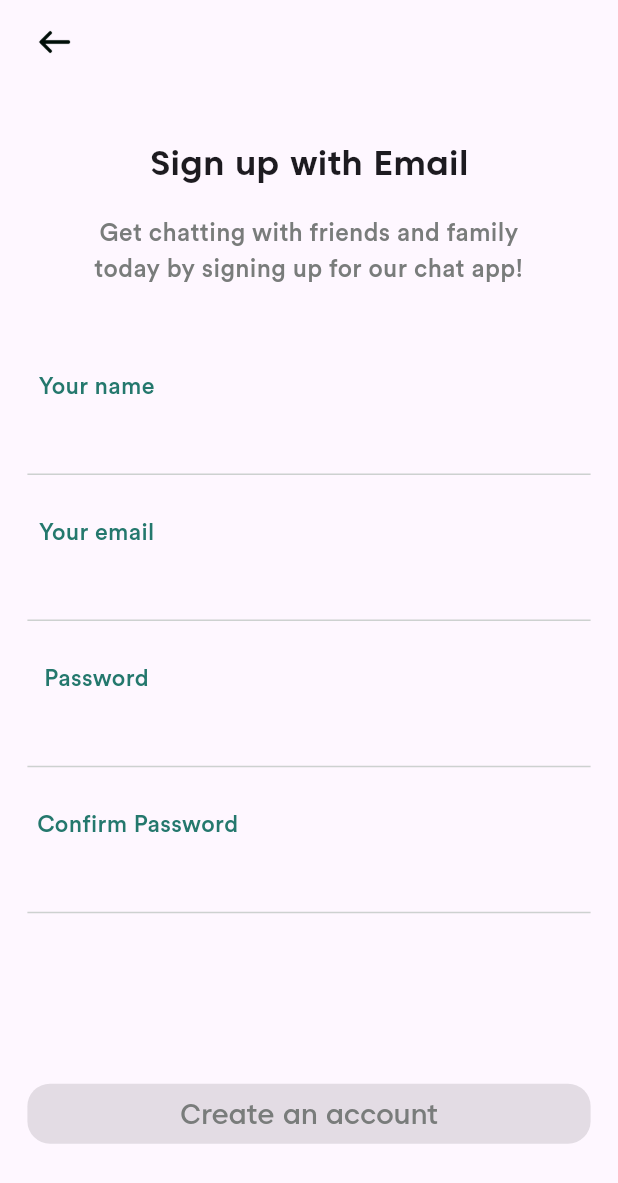
After one commit to HamzaIqbal19/chattingApp, a Flutter app: the SignUpScreen screen opened by its route, on a phone screen of 412 x 824 dp. The commit adds this screen. Shown: the top 1183 px of the screen. Run offline on Flutter 3.47's test engine with Material 3 defaults, Android fonts, the phone set to English and light mode, and no system bars; our stand-ins replace email_validator, flutter_keyboard_visibility, flutter_screenutil, get.

Commit message:
sign up screen working

```diff
--- a/lib/View/Constants/routeFactories.dart
+++ b/lib/View/Constants/routeFactories.dart
@@ -1,6 +1,7 @@
 import 'package:chatting_app/View/Constants/routeNames.dart';
 import 'package:chatting_app/View/HomeScreen/Home_screen.dart';
 import 'package:chatting_app/View/LoginScreen/loginScreen.dart';
+import 'package:chatting_app/View/SignUpScreen/signupScreen.dart';
 import 'package:chatting_app/View/SplashScreen/splash_screen.dart';
 import 'package:flutter/cupertino.dart';
 import 'package:flutter/material.dart';
@@ -44,10 +45,10 @@ class RouteFactories {
       case RouteNames.login:
         return CupertinoPageRoute(
             settings: routeSettings, builder: (context) => const LoginScreen());
-      // case RouteNames.register:
-      //   return CupertinoPageRoute(
-      //       settings: routeSettings,
-      //       builder: (context) => const SplashScreen());
+      case RouteNames.signUp:
+        return CupertinoPageRoute(
+            settings: routeSettings,
+            builder: (context) => const SignUpScreen());
       default:
         return errorRoute;
     }
--- a/lib/View/Constants/routeNames.dart
+++ b/lib/View/Constants/routeNames.dart
@@ -3,5 +3,6 @@ class RouteNames {
   static const String login = '/loginScreen';
   static const String register = '/register';
   static const String home = '/home';
+  static const String signUp = '/signUp';
 //  static const String splash = '/splash';
 }
--- a/lib/View/HomeScreen/Home_screen.dart
+++ b/lib/View/HomeScreen/Home_screen.dart
@@ -139,8 +139,9 @@ class _HomeScreenState extends State<HomeScreen> {
                 SizedBox(
                   height: AppDimensions.height10(context) * 1.7,
                 ),
-                CustomButton().appButton(context,
-                    onPressed: () {},
+                CustomButton().appButton(context, onPressed: () {
+                  Navigator.pushNamed(context, RouteNames.signUp);
+                },
                     buttonText: "Sign up with mail",
                     buttonBgColor: Colors.white,
                     textColor: Colors.black),
@@ -152,7 +153,7 @@ class _HomeScreenState extends State<HomeScreen> {
                   children: [
                     Text("Existing account?",
                         style: TextStyle(
-                            color: Color(0XFFB9C1BE),
+                            color: const Color(0XFFB9C1BE),
                             fontSize: AppDimensions.font10(context) * 1.5,
                             fontFamily: 'Caros')),
                     SizedBox(
--- /dev/null
+++ b/lib/View/SignUpScreen/signupScreen.dart
@@ -0,0 +1,390 @@
+import 'package:chatting_app/View/Constants/app_dimensions.dart';
+import 'package:chatting_app/View/Widgets/CustomButton.dart';
+import 'package:chatting_app/View/Widgets/CustomTextFields.dart';
+import 'package:email_validator/email_validator.dart';
+import 'package:flutter/material.dart';
+
+class SignUpScreen extends StatefulWidget {
+  const SignUpScreen({super.key});
+
+  @override
+  State<SignUpScreen> createState() => _SignUpScreenState();
+}
+
+class _SignUpScreenState extends State<SignUpScreen> {
+  TextEditingController emailController = TextEditingController();
+  TextEditingController passwordController = TextEditingController();
+  TextEditingController nameController = TextEditingController();
+  TextEditingController cnfrmPasswordController = TextEditingController();
+  final _formKey = GlobalKey<FormState>();
+  final FocusNode focusNode = FocusNode();
+  final passfocusNode = FocusNode();
+  bool enable = false;
+
+  bool nameText = false;
+  bool emailText = false;
+  bool passText = false;
+  bool cnfrmPassText = false;
+
+  bool nameError = false;
+  bool emailError = false;
+  bool passError = false;
+  bool cnfrmPassError = false;
+
+  String nameErrorText = '';
+  String emailErrorText = '';
+  String passErrorText = '';
+  String cnfrmPassErrorText = '';
+
+  @override
+  Widget build(BuildContext context) {
+    return Scaffold(
+      appBar: AppBar(
+        leadingWidth: AppDimensions.height10(context) * 6,
+        leading: Padding(
+            padding: EdgeInsets.only(left: AppDimensions.height10(context) * 2),
+            child: CustomButton().backButton(context, onTap: () {
+              Navigator.pop(context);
+            })),
+      ),
+      body: SizedBox.expand(
+        child: Padding(
+          padding: EdgeInsets.only(
+              left: AppDimensions.width10(context) * 2,
+              right: AppDimensions.width10(context) * 2),
+          child: SingleChildScrollView(
+            child: Form(
+              key: _formKey,
+              child: Column(
+                children: [
+                  SizedBox(
+                    height: AppDimensions.width10(context) * 4,
+                  ),
+                  SizedBox(
+                    child: Text(
+                      "Sign up with Email",
+                      style: TextStyle(
+                          fontFamily: 'Caros',
+                          fontWeight: FontWeight.w700,
+                          fontSize: AppDimensions.font10(context) * 2.5),
+                    ),
+                  ),
+                  SizedBox(
+                    height: AppDimensions.width10(context) * 2,
+                  ),
+                  SizedBox(
+                    width: AppDimensions.width10(context) * 34,
+                    child: Text(
+                      "Get chatting with friends and family today by signing up for our chat app!",
+                      textAlign: TextAlign.center,
+                      style: TextStyle(
+                          color: const Color(0XFF797C7B),
+                          fontFamily: 'Circular',
+                          fontWeight: FontWeight.w500,
+                          fontSize: AppDimensions.font10(context) * 1.8),
+                    ),
+                  ),
+                  SizedBox(
+                    height: AppDimensions.width10(context) * 6,
+                  ),
+                  Padding(
+                    padding: EdgeInsets.only(
+                        right: AppDimensions.width10(context) * 31),
+                    child: Text(
+                      //    textAlign: TextAlign.left,
+                      "Your name",
+                      style: TextStyle(
+                          color: const Color(0xff24786D),
+                          fontSize: AppDimensions.font10(context) * 1.7,
+                          fontFamily: 'Circular'),
+                    ),
+                  ),
+                  CustomTextField().textField(
+                      controller: nameController,
+                      enable: nameError,
+                      onChanged: (value) {
+                        setState(() {
+                          // if (value.isNotEmpty) {
+                          //   emailError = false;
+                          //   emailErrorText = '';
+                          // }
+
+                          // if (EmailValidator.validate(value)) {
+                          //   emailError = false;
+                          //   emailErrorText = '';
+                          // }
+                        });
+                      },
+                      validator: (value) {
+                        setState(() {
+                          if (value!.isEmpty) {
+                            nameError = true;
+                            nameText = true;
+                            nameErrorText = 'Name is Empty';
+                          } else if (value.length <= 5) {
+                            nameError = true;
+                            nameErrorText = 'Name can' 't be less then 5';
+                            print("raa ${emailText}");
+                          } else {
+                            nameError = false;
+                            nameErrorText = '';
+                          }
+                        });
+                      }),
+                  nameError == true
+                      ? SizedBox(
+                          height: AppDimensions.width10(context) * 1,
+                        )
+                      : const SizedBox(),
+                  nameError == true
+                      ? Padding(
+                          padding: EdgeInsets.only(
+                              left: nameError == true
+                                  ? AppDimensions.width10(context) * 30
+                                  : AppDimensions.width10(context) * 26),
+                          child: Text(
+                            emailErrorText,
+                            style: TextStyle(
+                                fontFamily: 'Circular',
+                                color: Colors.red,
+                                fontSize: AppDimensions.font10(context) * 1.4),
+                          ),
+                        )
+                      : const SizedBox(),
+                  nameError == true
+                      ? SizedBox(
+                          height: AppDimensions.width10(context) * 0.2,
+                        )
+                      : SizedBox(
+                          height: AppDimensions.width10(context) * 3,
+                        ),
+                  Padding(
+                    padding: EdgeInsets.only(
+                        right: AppDimensions.width10(context) * 31),
+                    child: Text(
+                      //    textAlign: TextAlign.left,
+                      "Your email",
+                      style: TextStyle(
+                          color: const Color(0xff24786D),
+                          fontSize: AppDimensions.font10(context) * 1.7,
+                          fontFamily: 'Circular'),
+                    ),
+                  ),
+                  CustomTextField().textField(
+                      controller: emailController,
+                      enable: emailError,
+                      onChanged: (value) {
+                        setState(() {
+                          // if (value.isNotEmpty) {
+                          //   emailError = false;
+                          //   emailErrorText = '';
+                          // }
+
+                          if (EmailValidator.validate(value)) {
+                            emailError = false;
+                            emailErrorText = '';
+                          }
+                        });
+                      },
+                      validator: (value) {
+                        setState(() {
+                          if (value!.isEmpty) {
+                            emailError = true;
+                            emailText = true;
+                            emailErrorText = 'Email is Empty';
+                          } else if (!EmailValidator.validate(value)) {
+                            emailError = true;
+                            emailErrorText = 'Invalid email address';
+                            print("raa ${emailText}");
+                          } else {
+                            emailError = false;
+                            emailErrorText = '';
+                          }
+                        });
+                      }),
+                  emailError == true
+                      ? SizedBox(
+                          height: AppDimensions.width10(context) * 1,
+                        )
+                      : const SizedBox(),
+                  emailError == true
+                      ? Padding(
+                          padding: EdgeInsets.only(
+                              left: emailText == true
+                                  ? AppDimensions.width10(context) * 30
+                                  : AppDimensions.width10(context) * 26),
+                          child: Text(
+                            emailErrorText,
+                            style: TextStyle(
+                                fontFamily: 'Circular',
+                                color: Colors.red,
+                                fontSize: AppDimensions.font10(context) * 1.4),
+                          ),
+                        )
+                      : const SizedBox(),
+                  emailError == true
+                      ? SizedBox(
+                          height: AppDimensions.width10(context) * 0.2,
+                        )
+                      : SizedBox(
+                          height: AppDimensions.width10(context) * 3,
+                        ),
+                  Padding(
+                    padding: EdgeInsets.only(
+                        right: AppDimensions.width10(context) * 31),
+                    child: Text(
+                      //    textAlign: TextAlign.left,
+                      "Password",
+                      style: TextStyle(
+                          color: const Color(0xff24786D),
+                          fontSize: AppDimensions.font10(context) * 1.7,
+                          fontFamily: 'Circular'),
+                    ),
+                  ),
+                  CustomTextField().textField(
+                      controller: passwordController,
+                      enable: passError,
+                      onChanged: (value) {
+                        setState(() {
+                          // if (passwordController.text.isNotEmpty) {
+                          //   enable = true;
+                          // } else {
+                          //   enable = false;
+                          // }
+
+                          if (value.length > 8) {
+                            passError = false;
+                            passErrorText = '';
+                          }
+                        });
+                      },
+                      validator: (value) {
+                        setState(() {
+                          if (value!.isEmpty) {
+                            passError = true;
+                            passText = true;
+                            passErrorText = 'Password is Empty';
+                          } else if (value.length < 8) {
+                            passError = true;
+                            passErrorText = 'Minimum 8 Characters';
+                          } else {
+                            passError = false;
+                            passErrorText = '';
+                          }
+                        });
+                      }),
+                  passError == true
+                      ? SizedBox(
+                          height: AppDimensions.width10(context) * 1,
+                        )
+                      : const SizedBox(),
+                  passError == true
+                      ? Padding(
+                          padding: EdgeInsets.only(
+                              left: passText == true
+                                  ? AppDimensions.width10(context) * 27
+                                  : AppDimensions.width10(context) * 24),
+                          child: Text(
+                            passErrorText,
+                            style: TextStyle(
+                                fontFamily: 'Circular',
+                                color: Colors.red,
+                                fontSize: AppDimensions.font10(context) * 1.4),
+                          ),
+                        )
+                      : const SizedBox(),
+                  emailError == true
+                      ? SizedBox(
+                          height: AppDimensions.width10(context) * 0.2,
+                        )
+                      : SizedBox(
+                          height: AppDimensions.width10(context) * 3,
+                        ),
+                  Padding(
+                    padding: EdgeInsets.only(
+                        right: AppDimensions.width10(context) * 25),
+                    child: Text(
+                      //    textAlign: TextAlign.left,
+                      "Confirm Password",
+                      style: TextStyle(
+                          color: const Color(0xff24786D),
+                          fontSize: AppDimensions.font10(context) * 1.7,
+                          fontFamily: 'Circular'),
+                    ),
+                  ),
+                  CustomTextField().textField(
+                      controller: cnfrmPasswordController,
+                      enable: passError,
+                      onChanged: (value) {
+                        setState(() {
+                          if (cnfrmPasswordController.text.isNotEmpty) {
+                            enable = true;
+                          } else {
+                            enable = false;
+                          }
+
+                          if (value.length > 8) {
+                            cnfrmPassError = false;
+                            cnfrmPassErrorText = '';
+                          }
+                        });
+                      },
+                      validator: (value) {
+                        setState(() {
+                          if (value!.isEmpty) {
+                            cnfrmPassError = true;
+                            cnfrmPassText = true;
+                            cnfrmPassErrorText = 'Password is Empty';
+                          } else if (value.length < 8) {
+                            cnfrmPassError = true;
+                            cnfrmPassErrorText = 'Minimum 8 Characters';
+                          } else {
+                            cnfrmPassError = false;
+                            cnfrmPassErrorText = '';
+                          }
+                        });
+                      }),
+                  cnfrmPassError == true
+                      ? SizedBox(
+                          height: AppDimensions.width10(context) * 1,
+                        )
+                      : const SizedBox(),
+                  cnfrmPassError == true
+                      ? Padding(
+                          padding: EdgeInsets.only(
+                              left: passText == true
+                                  ? AppDimensions.width10(context) * 27
+                                  : AppDimensions.width10(context) * 24),
+                          child: Text(
+                            passErrorText,
+                            style: TextStyle(
+                                fontFamily: 'Circular',
+                                color: Colors.red,
+                                fontSize: AppDimensions.font10(context) * 1.4),
+                          ),
+                        )
+                      : const SizedBox(),
+                  SizedBox(
+                    height: AppDimensions.width10(context) * 12,
+                  ),
+                  CustomButton().appButton(context,
+                      onPressed: enable == true
+                          ? () {
+                              if (_formKey.currentState!.validate()) {}
+                            }
+                          : null,
+                      buttonText: "Create an account",
+                      textColor:
+                          enable == true ? Colors.white : Color(0XFF797C7B),
+                      buttonBgColor: enable == true
+                          ? const Color(0XFF24786D)
+                          : const Color(0xffF3F6F6)),
+                ],
+              ),
+            ),
+          ),
+        ),
+      ),
+    );
+  }
+}
```
Also changed, not shown: lib/View/LoginScreen/loginScreen.dart (+2 -6 lines).
